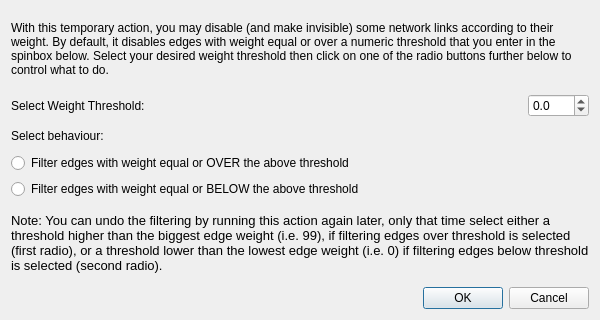
This is src/forms/dialogfilteredgesbyweight.ui in socnetv/app as Qt 5 draws it before an edit. The edited form follows.
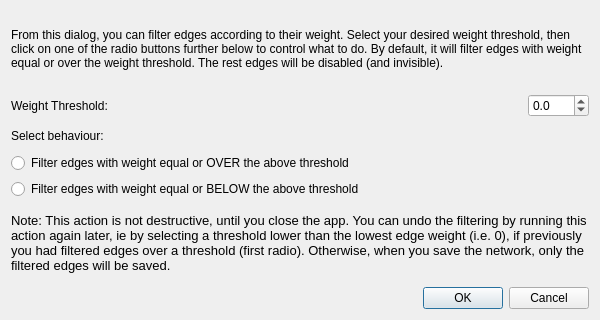
This is the edited form.

Commit message: Updated the look and behavior of Filter Edges by Weight functionality. Now, it does what people expect from a 'filter' dialog: it filters the edges according to the selected criteria, while disabling all the other edges.

Diff of the .ui file:
```diff
--- a/src/forms/dialogfilteredgesbyweight.ui
+++ b/src/forms/dialogfilteredgesbyweight.ui
@@ -23,7 +23,7 @@
    <item row="0" column="0">
     <widget class="QLabel" name="label_2">
      <property name="text">
-      <string>With this temporary action, you may disable (and make invisible) some network links according to their weight. By default, it disables edges with weight equal or over a numeric threshold that you enter in the spinbox below. Select your desired weight threshold then click on one of the radio buttons further below to control what to do.</string>
+      <string>From this dialog, you can filter edges according to their weight. Select your desired weight threshold, then click on one of the radio buttons further below to control what to do. By default, it will filter edges with weight equal or over the weight threshold. The rest edges will be disabled (and invisible).</string>
      </property>
      <property name="textFormat">
       <enum>Qt::RichText</enum>
@@ -50,7 +50,7 @@
      <item>
       <widget class="QLabel" name="label">
        <property name="text">
-        <string>Select Weight Threshold:</string>
+        <string>Weight Threshold:</string>
        </property>
       </widget>
      </item>
@@ -129,7 +129,7 @@
       </font>
      </property>
      <property name="text">
-      <string>Note: You can undo the filtering by running this action again later, only that time select either a threshold higher than the biggest edge weight (i.e. 99), if filtering edges over threshold is selected (first radio), or a threshold lower than the lowest edge weight (i.e. 0) if filtering edges below threshold is selected (second radio). </string>
+      <string>Note: This action is not destructive, until you close the app. You can undo the filtering by running this action again later, ie by selecting a threshold lower than the lowest edge weight (i.e. 0), if previously you had filtered edges over a threshold (first radio). Otherwise, when you save the network, only the filtered edges will be saved. </string>
      </property>
      <property name="wordWrap">
       <bool>true</bool>
```
Left out of the diff: 10 changed lines with no effect on the pictures. The commit also changes 2 other files.
